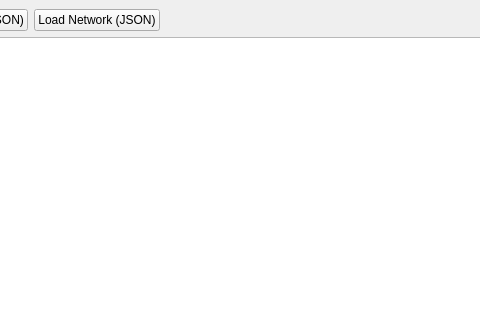
First picture: the form in gui/mainwindow.ui, repository IvanAntonchuk/oop-lab2-network-simulator, before the edit; both pictures show x 193 to 673 and y 0 to 320 of the 1024 by 768 pixel window.
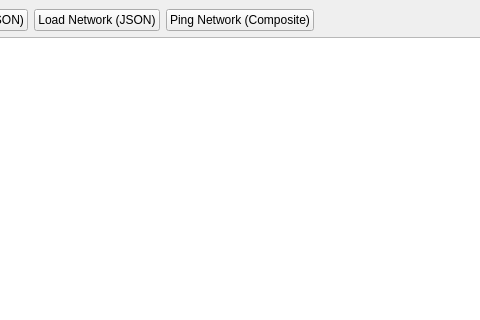
Second picture: the form after the edit.

Commit message: Integrate Composite pattern with visual UI and add Ping functionality

Patch:
```diff
--- a/gui/mainwindow.ui
+++ b/gui/mainwindow.ui
@@ -38,6 +38,13 @@
         </property>
        </widget>
       </item>
+      <item>
+       <widget class="QPushButton" name="btnPingNetwork">
+        <property name="text">
+         <string>Ping Network (Composite)</string>
+        </property>
+       </widget>
+      </item>
       <item>
        <spacer name="horizontalSpacer">
         <property name="orientation">
```
The commit also changes 2 other files.
